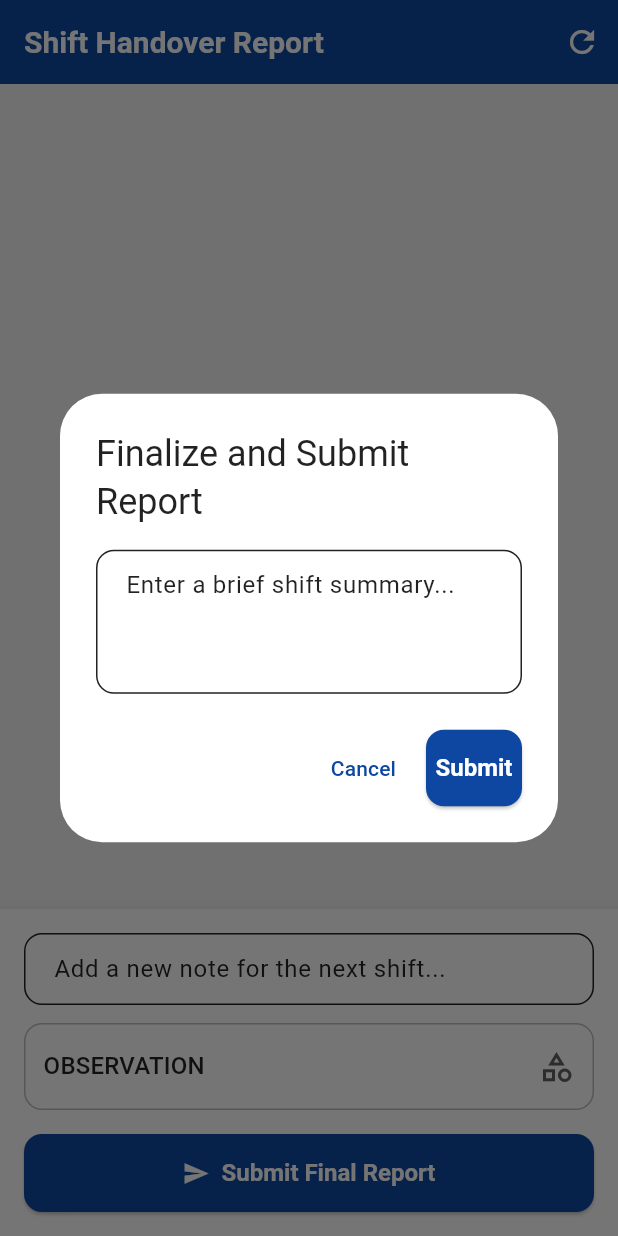
After one commit to buhar/tech_assignment_dexter, a Flutter app: the screen it shows after launch, after a tap on "Submit Final Report", on a phone screen of 412 x 824 dp. The commit adds this screen. Run offline on Flutter 3.47's test engine with Material 3 defaults, Android fonts, the phone set to English and light mode, and no system bars; our stand-ins replace equatable, file_picker, flutter_bloc, flutter_local_notifications, flutter_native_timezone and 1 more; missing offline and left inert: dart:ffi.

Commit message:
refactor view handover screen

```diff
--- a/01_shift_handover_challenge/lib/features/shift_handover/view/shift_handover_screen.dart
+++ b/01_shift_handover_challenge/lib/features/shift_handover/view/shift_handover_screen.dart
@@ -1,8 +1,10 @@
 import 'package:flutter/material.dart';
 import 'package:flutter_bloc/flutter_bloc.dart';
+import 'package:shift_handover_challenge/features/shift_handover/bloc/shift_handover_bloc.dart';
+import 'package:shift_handover_challenge/features/shift_handover/view/note_card.dart';
+import 'package:shift_handover_challenge/features/shift_handover/view/widgets/error_view.dart';
+import 'package:shift_handover_challenge/features/shift_handover/view/widgets/input_section.dart';
 import 'package:shift_handover_repository/shift_handover_repository.dart';
-import 'package:shift_handover_challenge/features/shift_handover/view/note_card.dart';
-import 'package:shift_handover_challenge/features/shift_handover/bloc/shift_handover_bloc.dart';
 
 class ShiftHandoverScreen extends StatelessWidget {
   const ShiftHandoverScreen({Key? key}) : super(key: key);
@@ -20,12 +22,16 @@ class ShiftHandoverScreen extends StatelessWidget {
           actions: [
             BlocBuilder<ShiftHandoverBloc, ShiftHandoverState>(
               builder: (context, state) {
-                if (state is ShiftHandoverLoading && state.report == null) return const SizedBox.shrink();
+                if (state is ShiftHandoverLoading && state.report == null) {
+                  return const SizedBox.shrink();
+                }
                 return IconButton(
                   icon: const Icon(Icons.refresh),
                   tooltip: 'Refresh Report',
                   onPressed: () {
-                    context.read<ShiftHandoverBloc>().add(const RefreshReportRequested(caregiverId: 'current-user-id'));
+                    context
+                        .read<ShiftHandoverBloc>()
+                        .add(const RefreshReportRequested(caregiverId: 'current-user-id'));
                   },
                 );
               },
@@ -52,52 +58,38 @@ class ShiftHandoverScreen extends StatelessWidget {
             }
           },
           builder: (context, state) {
-            return switch(state) {
+            return switch (state) {
               ShiftHandoverInitial() => const Center(child: CircularProgressIndicator()),
-              ShiftHandoverLoading(report: null) => const Center(child: CircularProgressIndicator()),
-              ShiftHandoverLoading(:final report?) => _buildReportView(report, context, state),
-              ShiftHandoverSuccess(:final report) => _buildReportView(report, context, state),
-              ShiftHandoverError(report: null, :final message) => Center(
-                child: Column(
-                  mainAxisAlignment: MainAxisAlignment.center,
-                  children: [
-                    Text('Failed to load shift report: $message',
-                         style: const TextStyle(fontSize: 16)),
-                    const SizedBox(height: 16),
-                    ElevatedButton.icon(
-                      icon: const Icon(Icons.refresh),
-                      label: const Text('Try Again'),
-                      onPressed: () => context
-                          .read<ShiftHandoverBloc>()
-                          .add(const LoadShiftReportRequested(caregiverId: 'current-user-id')),
-                    )
-                  ],
-                ),
-              ),
-              ShiftHandoverError(:final report?) => _buildReportView(report, context, state),
+              ShiftHandoverLoading(report: null) =>
+                const Center(child: CircularProgressIndicator()),
+              ShiftHandoverLoading(:final report?) => ReportView(report: report, state: state),
+              ShiftHandoverSuccess(:final report) => ReportView(report: report, state: state),
+              ShiftHandoverError(report: null, :final message) => ErrorView(message: message),
+              ShiftHandoverError(:final report?) => ReportView(report: report, state: state),
             };
           },
         ),
       ),
     );
   }
+}
 
-  Widget _buildReportView(ShiftReport report, BuildContext context, ShiftHandoverState state) {
+class ReportView extends StatelessWidget {
+  final ShiftReport report;
+  final ShiftHandoverState state;
+
+  const ReportView({
+    Key? key,
+    required this.report,
+    required this.state,
+  }) : super(key: key);
+
+  @override
+  Widget build(BuildContext context) {
     return Column(
       children: [
         if (report.notes.isEmpty)
-          Expanded(
-            child: Center(
-              child: Text(
-                'No notes added yet.\nUse the form below to add the first note.',
-                textAlign: TextAlign.center,
-                style: Theme.of(context)
-                    .textTheme
-                    .bodyMedium
-                    ?.copyWith(color: Colors.grey[600]),
-              ),
-            ),
-          )
+          const Expanded(child: EmptyNotesView())
         else
           Expanded(
             child: ListView.separated(
@@ -109,122 +101,22 @@ class ShiftHandoverScreen extends StatelessWidget {
               },
             ),
           ),
-        _buildInputSection(context, state),
+        InputSection(state: state),
       ],
     );
   }
+}
 
-  bool _isSubmitting(ShiftHandoverState state) {
-    return state is ShiftHandoverLoading && state.type == LoadingType.submittingReport;
-  }
+class EmptyNotesView extends StatelessWidget {
+  const EmptyNotesView({Key? key}) : super(key: key);
 
-  Widget _buildInputSection(BuildContext context, ShiftHandoverState state) {
-    final textController = TextEditingController();
-    NoteType selectedType = NoteType.observation;
-
-    return Material(
-      elevation: 8.0,
-      child: Container(
-        padding: const EdgeInsets.all(16.0),
-        color: Colors.white,
-        child: Column(
-          crossAxisAlignment: CrossAxisAlignment.stretch,
-          children: [
-            StatefulBuilder(builder: (context, setState) {
-              return Column(
-                children: [
-                  TextField(
-                    controller: textController,
-                    decoration: const InputDecoration(
-                      hintText: 'Add a new note for the next shift...',
-                    ),
-                    onSubmitted: (value) {
-                      if (value.isNotEmpty) {
-                        context.read<ShiftHandoverBloc>().add(AddNoteRequested(text: value, type: selectedType));
-                        textController.clear();
-                      }
-                    },
-                  ),
-                  const SizedBox(height: 12),
-                  Container(
-                    padding: const EdgeInsets.symmetric(horizontal: 12.0, vertical: 4.0),
-                    decoration: BoxDecoration(
-                      color: Colors.white,
-                      borderRadius: BorderRadius.circular(12.0),
-                      border: Border.all(color: const Color(0xFFBDBDBD)),
-                    ),
-                    child: DropdownButtonHideUnderline(
-                      child: DropdownButton<NoteType>(
-                        value: selectedType,
-                        isExpanded: true,
-                        icon: const Icon(Icons.category_outlined),
-                        onChanged: (NoteType? newValue) {
-                          if (newValue != null) {
-                            setState(() {
-                              selectedType = newValue;
-                            });
-                          }
-                        },
-                        items: NoteType.values.map((NoteType type) {
-                          return DropdownMenuItem<NoteType>(
-                            value: type,
-                            child: Text(type.name.toUpperCase()),
-                          );
-                        }).toList(),
-                      ),
-                    ),
-                  ),
-                ],
-              );
-            }),
-            const SizedBox(height: 16),
-            ElevatedButton.icon(
-              icon: _isSubmitting(state) ? const SizedBox.shrink() : const Icon(Icons.send),
-              style: ElevatedButton.styleFrom(
-                minimumSize: const Size(double.infinity, 52),
-              ),
-              onPressed: _isSubmitting(state)
-                  ? null
-                  : () {
-                      _showSubmitDialog(context);
-                    },
-              label: _isSubmitting(state)
-                  ? const SizedBox(
-                      height: 24,
-                      width: 24,
-                      child: CircularProgressIndicator(
-                        strokeWidth: 3,
-                        color: Colors.white,
-                      ))
-                  : const Text('Submit Final Report'),
-            ),
-          ],
-        ),
-      ),
-    );
-  }
-
-  void _showSubmitDialog(BuildContext context) {
-    final summaryController = TextEditingController();
-    showDialog(
-      context: context,
-      builder: (dialogContext) => AlertDialog(
-        title: const Text('Finalize and Submit Report'),
-        content: TextField(
-          controller: summaryController,
-          maxLines: 3,
-          decoration: const InputDecoration(hintText: "Enter a brief shift summary..."),
-        ),
-        actions: [
-          TextButton(onPressed: () => Navigator.pop(dialogContext), child: const Text('Cancel')),
-          ElevatedButton(
-            onPressed: () {
-              context.read<ShiftHandoverBloc>().add(SubmitReportRequested(summary: summaryController.text));
-              Navigator.pop(dialogContext);
-            },
-            child: const Text('Submit'),
-          ),
-        ],
+  @override
+  Widget build(BuildContext context) {
+    return Center(
+      child: Text(
+        'No notes added yet.\nUse the form below to add the first note.',
+        textAlign: TextAlign.center,
+        style: Theme.of(context).textTheme.bodyMedium?.copyWith(color: Colors.grey[600]),
       ),
     );
   }
--- /dev/null
+++ b/01_shift_handover_challenge/lib/features/shift_handover/view/widgets/input_section.dart
@@ -0,0 +1,154 @@
+import 'package:flutter/material.dart';
+import 'package:flutter_bloc/flutter_bloc.dart';
+import 'package:shift_handover_repository/shift_handover_repository.dart';
+import 'package:shift_handover_challenge/features/shift_handover/bloc/shift_handover_bloc.dart';
+import 'submit_dialog.dart';
+
+class InputSection extends StatefulWidget {
+  final ShiftHandoverState state;
+
+  const InputSection({
+    Key? key,
+    required this.state,
+  }) : super(key: key);
+
+  @override
+  State<InputSection> createState() => _InputSectionState();
+}
+
+class _InputSectionState extends State<InputSection> {
+  final TextEditingController _textController = TextEditingController();
+  NoteType _selectedType = NoteType.observation;
+
+  @override
+  void dispose() {
+    _textController.dispose();
+    super.dispose();
+  }
+
+  bool get _isSubmitting {
+    return widget.state is ShiftHandoverLoading &&
+           (widget.state as ShiftHandoverLoading).type == LoadingType.submittingReport;
+  }
+
+  @override
+  Widget build(BuildContext context) {
+    return Material(
+      elevation: 8.0,
+      child: Container(
+        padding: const EdgeInsets.all(16.0),
+        color: Colors.white,
+        child: Column(
+          crossAxisAlignment: CrossAxisAlignment.stretch,
+          children: [
+            TextField(
+              controller: _textController,
+              decoration: const InputDecoration(
+                hintText: 'Add a new note for the next shift...',
+              ),
+              onSubmitted: (value) {
+                if (value.isNotEmpty) {
+                  context.read<ShiftHandoverBloc>().add(
+                    AddNoteRequested(text: value, type: _selectedType)
+                  );
+                  _textController.clear();
+                }
+              },
+            ),
+            const SizedBox(height: 12),
+            NoteTypeDropdown(
+              selectedType: _selectedType,
+              onChanged: (type) {
+                setState(() {
+                  _selectedType = type;
+                });
+              },
+            ),
+            const SizedBox(height: 16),
+            SubmitButton(isSubmitting: _isSubmitting),
+          ],
+        ),
+      ),
+    );
+  }
+}
+
+class NoteTypeDropdown extends StatelessWidget {
+  final NoteType selectedType;
+  final ValueChanged<NoteType> onChanged;
+
+  const NoteTypeDropdown({
+    Key? key,
+    required this.selectedType,
+    required this.onChanged,
+  }) : super(key: key);
+
+  @override
+  Widget build(BuildContext context) {
+    return Container(
+      padding: const EdgeInsets.symmetric(horizontal: 12.0, vertical: 4.0),
+      decoration: BoxDecoration(
+        color: Colors.white,
+        borderRadius: BorderRadius.circular(12.0),
+        border: Border.all(color: const Color(0xFFBDBDBD)),
+      ),
+      child: DropdownButtonHideUnderline(
+        child: DropdownButton<NoteType>(
+          value: selectedType,
+          isExpanded: true,
+          icon: const Icon(Icons.category_outlined),
+          onChanged: (NoteType? newValue) {
+            if (newValue != null) {
+              onChanged(newValue);
+            }
+          },
+          items: NoteType.values.map((NoteType type) {
+            return DropdownMenuItem<NoteType>(
+              value: type,
+              child: Text(type.name.toUpperCase()),
+            );
+          }).toList(),
+        ),
+      ),
+    );
+  }
+}
+
+class SubmitButton extends StatelessWidget {
+  final bool isSubmitting;
+
+  const SubmitButton({
+    Key? key,
+    required this.isSubmitting,
+  }) : super(key: key);
+
+  @override
+  Widget build(BuildContext context) {
+    return ElevatedButton.icon(
+      icon: isSubmitting ? const SizedBox.shrink() : const Icon(Icons.send),
+      style: ElevatedButton.styleFrom(
+        minimumSize: const Size(double.infinity, 52),
+      ),
+      onPressed: isSubmitting
+          ? null
+          : () {
+              showDialog(
+                context: context,
+                builder: (dialogContext) => BlocProvider.value(
+                  value: context.read<ShiftHandoverBloc>(),
+                  child: const SubmitDialog(),
+                ),
+              );
+            },
+      label: isSubmitting
+          ? const SizedBox(
+              height: 24,
+              width: 24,
+              child: CircularProgressIndicator(
+                strokeWidth: 3,
+                color: Colors.white,
+              ))
+          : const Text('Submit Final Report'),
+    );
+  }
+}
--- /dev/null
+++ b/01_shift_handover_challenge/lib/features/shift_handover/view/widgets/submit_dialog.dart
@@ -0,0 +1,47 @@
+import 'package:flutter/material.dart';
+import 'package:flutter_bloc/flutter_bloc.dart';
+import 'package:shift_handover_challenge/features/shift_handover/bloc/shift_handover_bloc.dart';
+
+class SubmitDialog extends StatefulWidget {
+  const SubmitDialog({Key? key}) : super(key: key);
+
+  @override
+  State<SubmitDialog> createState() => _SubmitDialogState();
+}
+
+class _SubmitDialogState extends State<SubmitDialog> {
+  final TextEditingController _summaryController = TextEditingController();
+
+  @override
+  void dispose() {
+    _summaryController.dispose();
+    super.dispose();
+  }
+
+  @override
+  Widget build(BuildContext context) {
+    return AlertDialog(
+      title: const Text('Finalize and Submit Report'),
+      content: TextField(
+        controller: _summaryController,
+        maxLines: 3,
+        decoration: const InputDecoration(hintText: "Enter a brief shift summary..."),
+      ),
+      actions: [
+        TextButton(
+          onPressed: () => Navigator.pop(context),
+          child: const Text('Cancel'),
+        ),
+        ElevatedButton(
+          onPressed: () {
+            context.read<ShiftHandoverBloc>().add(
+              SubmitReportRequested(summary: _summaryController.text)
+            );
+            Navigator.pop(context);
+          },
+          child: const Text('Submit'),
+        ),
+      ],
+    );
+  }
+}
```
Also changed, not shown: 01_shift_handover_challenge/lib/features/shift_handover/view/widgets/error_view.dart (added, +33 -0 lines).
